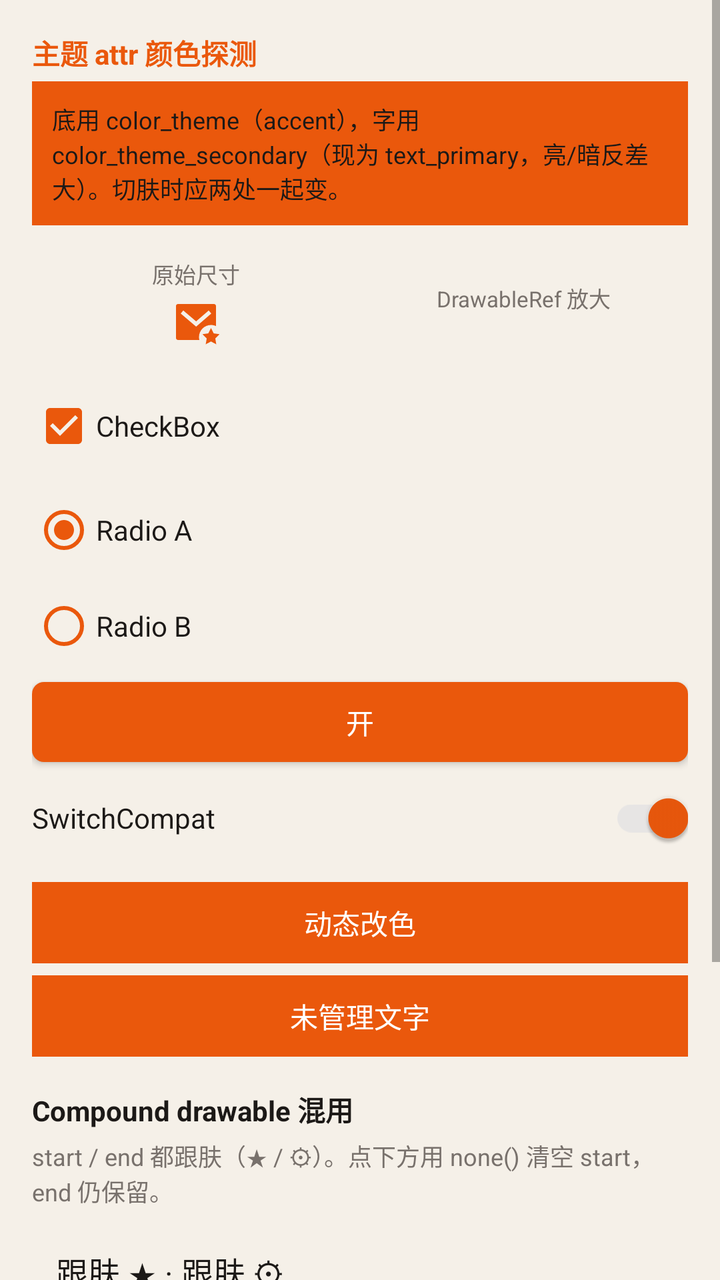
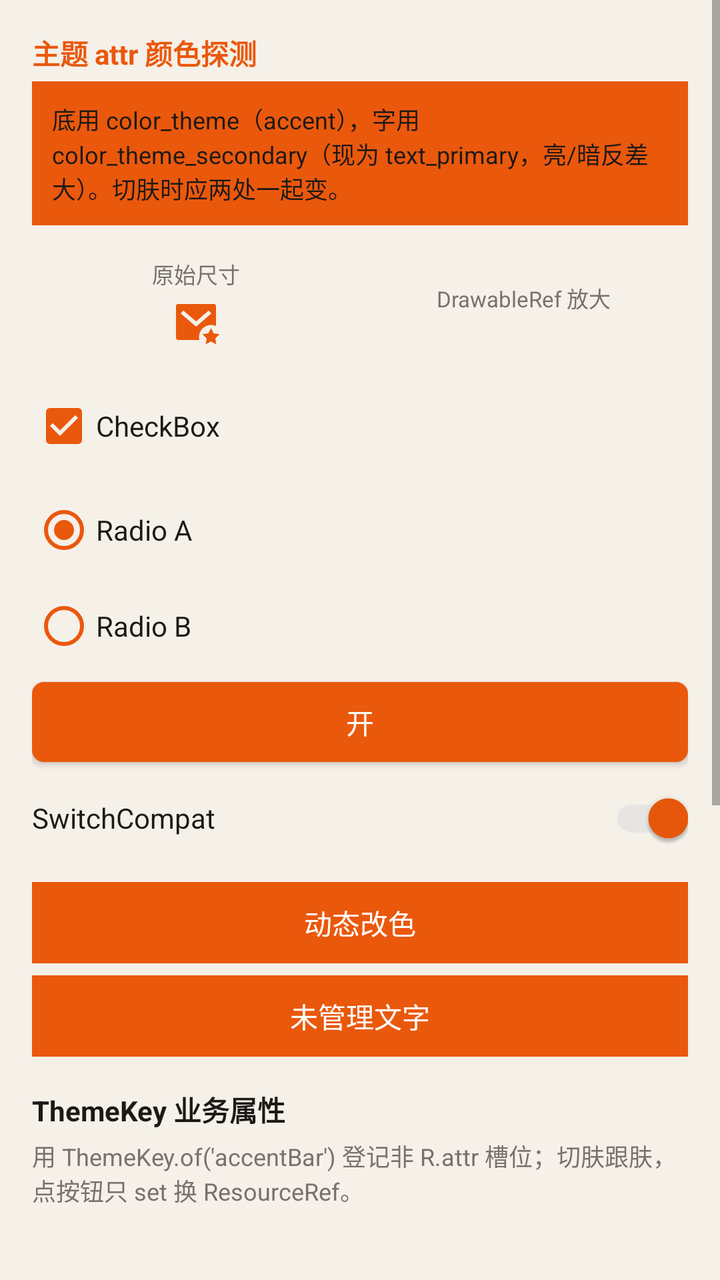

Screens rendered from an Android XML layout before and after an edit, with the pre-edit source and the edit as a unified diff.
<!-- AndroidManifest.xml: application theme Theme.Themeless -->
<!-- res/layout/fragment_demo_widgets.xml -->
<?xml version="1.0" encoding="utf-8"?>
<ScrollView xmlns:android="http://schemas.android.com/apk/res/android"
    xmlns:app="http://schemas.android.com/apk/res-auto"
    android:id="@+id/demoWidgetsRoot"
    android:layout_width="match_parent"
    android:layout_height="match_parent"
    android:background="@color/skin_page_bg"
    android:fillViewport="true">

    <LinearLayout
        android:id="@+id/demoWidgetsContent"
        android:layout_width="match_parent"
        android:layout_height="wrap_content"
        android:background="@android:color/transparent"
        android:orientation="vertical"
        android:padding="16dp">

        <TextView
            android:layout_width="match_parent"
            android:layout_height="wrap_content"
            android:text="@string/theme_demo_attr_ref_title"
            android:textColor="?attr/color_theme"
            android:textSize="14sp"
            android:textStyle="bold" />

        <TextView
            android:layout_width="match_parent"
            android:layout_height="wrap_content"
            android:layout_marginTop="4dp"
            android:background="?attr/color_theme"
            android:padding="10dp"
            android:text="@string/theme_demo_attr_ref_hint"
            android:textColor="?attr/color_theme_secondary"
            android:textSize="12sp" />

        <LinearLayout
            android:layout_width="match_parent"
            android:layout_height="wrap_content"
            android:layout_marginTop="16dp"
            android:gravity="center"
            android:orientation="horizontal">

            <LinearLayout
                android:layout_width="0dp"
                android:layout_height="wrap_content"
                android:layout_weight="1"
                android:gravity="center_horizontal"
                android:orientation="vertical">

                <TextView
                    android:layout_width="wrap_content"
                    android:layout_height="wrap_content"
                    android:text="@string/theme_demo_original"
                    android:textColor="@color/skin_text_secondary"
                    android:textSize="11sp" />

                <ImageView
                    android:id="@+id/themeOriginalIcon"
                    android:layout_width="wrap_content"
                    android:layout_height="wrap_content"
                    android:layout_marginTop="4dp"
                    android:contentDescription="@string/theme_demo_original"
                    android:src="@drawable/mail_star_fill" />
            </LinearLayout>

            <LinearLayout
                android:layout_width="0dp"
                android:layout_height="wrap_content"
                android:layout_weight="1"
                android:gravity="center_horizontal"
                android:orientation="vertical">

                <TextView
                    android:layout_width="wrap_content"
                    android:layout_height="wrap_content"
                    android:text="@string/theme_demo_resized"
                    android:textColor="@color/skin_text_secondary"
                    android:textSize="11sp" />

                <ImageView
                    android:id="@+id/themeSizedIcon"
                    android:layout_width="wrap_content"
                    android:layout_height="wrap_content"
                    android:layout_marginTop="4dp"
                    android:contentDescription="@string/theme_demo_resized"
                    android:scaleType="fitXY" />
            </LinearLayout>
        </LinearLayout>

        <androidx.appcompat.widget.AppCompatCheckBox
            android:id="@+id/themeCheckBox"
            android:layout_width="match_parent"
            android:layout_height="wrap_content"
            android:layout_marginTop="16dp"
            android:checked="true"
            android:text="@string/theme_demo_checkbox"
            android:textColor="@color/skin_text_primary"
            app:buttonTint="@color/skin_accent" />

        <RadioGroup
            android:id="@+id/themeRadioGroup"
            android:layout_width="match_parent"
            android:layout_height="wrap_content"
            android:layout_marginTop="4dp"
            android:orientation="vertical">

            <androidx.appcompat.widget.AppCompatRadioButton
                android:id="@+id/themeRadioA"
                android:layout_width="match_parent"
                android:layout_height="wrap_content"
                android:checked="true"
                android:text="@string/theme_demo_radio_a"
                android:textColor="@color/skin_text_primary"
                app:buttonTint="@color/skin_accent" />

            <androidx.appcompat.widget.AppCompatRadioButton
                android:id="@+id/themeRadioB"
                android:layout_width="match_parent"
                android:layout_height="wrap_content"
                android:text="@string/theme_demo_radio_b"
                android:textColor="@color/skin_text_primary"
                app:buttonTint="@color/skin_accent" />
        </RadioGroup>

        <androidx.appcompat.widget.AppCompatToggleButton
            android:id="@+id/themeToggle"
            android:layout_width="match_parent"
            android:layout_height="40dp"
            android:layout_marginTop="4dp"
            android:background="@drawable/theme_demo_toggle_bg"
            android:backgroundTint="@null"
            android:checked="true"
            android:textColor="@color/theme_demo_toggle_text"
            android:textOff="@string/theme_demo_toggle_off"
            android:textOn="@string/theme_demo_toggle_on"
            app:backgroundTint="@null" />

        <androidx.appcompat.widget.SwitchCompat
            android:id="@+id/themeSwitch"
            android:layout_width="match_parent"
            android:layout_height="wrap_content"
            android:layout_marginTop="4dp"
            android:checked="true"
            android:text="@string/theme_demo_switch"
            android:textColor="@color/skin_text_primary"
            app:thumbTint="@color/skin_accent"
            app:trackTint="@color/skin_divider" />

        <Button
            android:id="@+id/btnThemeDynamic"
            style="@style/Widget.Themeless.Button"
            android:layout_width="match_parent"
            android:layout_height="wrap_content"
            android:layout_marginTop="8dp"
            android:background="@color/skin_button_bg"
            android:backgroundTint="@null"
            android:text="@string/theme_demo_dynamic"
            android:textColor="@color/skin_button_text"
            app:backgroundTint="@null" />

        <Button
            android:id="@+id/btnThemeUnmanaged"
            style="@style/Widget.Themeless.Button"
            android:layout_width="match_parent"
            android:layout_height="wrap_content"
            android:layout_marginTop="6dp"
            android:background="@color/skin_button_bg"
            android:backgroundTint="@null"
            android:text="@string/theme_demo_unmanaged"
            android:textColor="@color/skin_button_text"
            app:backgroundTint="@null" />

        <TextView
            android:layout_width="match_parent"
            android:layout_height="wrap_content"
            android:layout_marginTop="16dp"
            android:text="@string/theme_demo_compound_drawable_title"
            android:textColor="@color/skin_text_primary"
            android:textSize="14sp"
            android:textStyle="bold" />

        <TextView
            android:layout_width="match_parent"
            android:layout_height="wrap_content"
            android:layout_marginTop="4dp"
            android:text="@string/theme_demo_compound_drawable_hint"
            android:textColor="@color/skin_text_secondary"
            android:textSize="12sp" />

        <TextView
            android:id="@+id/themeCompoundMixed"
            android:layout_width="match_parent"
            android:layout_height="wrap_content"
            android:layout_marginTop="8dp"
            android:drawablePadding="10dp"
            android:gravity="center_vertical"
            android:padding="12dp"
            android:text="@string/theme_demo_compound_drawable_label"
            android:textColor="@color/skin_text_primary"
            android:textSize="16sp" />

        <Button
            android:id="@+id/btnThemeCompoundClearStart"
            style="@style/Widget.Themeless.Button"
            android:layout_width="match_parent"
            android:layout_height="wrap_content"
            android:layout_marginTop="6dp"
            android:background="@color/skin_button_bg"
            android:backgroundTint="@null"
            android:text="@string/theme_demo_compound_drawable_clear_start"
            android:textColor="@color/skin_button_text"
            app:backgroundTint="@null" />

        <LinearLayout
            android:id="@+id/themeExtraRows"
            android:layout_width="match_parent"
            android:layout_height="wrap_content"
            android:orientation="vertical" />

        <TextView
            android:layout_width="match_parent"
            android:layout_height="wrap_content"
            android:layout_marginTop="16dp"
            android:text="@string/theme_demo_spannable_title"
            android:textColor="@color/skin_text_primary"
            android:textSize="14sp"
            android:textStyle="bold" />

        <TextView
            android:layout_width="match_parent"
            android:layout_height="wrap_content"
            android:layout_marginTop="4dp"
            android:text="@string/theme_demo_spannable_hint"
            android:textColor="@color/skin_text_secondary"
            android:textSize="12sp" />

        <TextView
            android:id="@+id/themeSpannable"
            android:layout_width="match_parent"
            android:layout_height="wrap_content"
            android:layout_marginTop="8dp"
            android:padding="12dp"
            android:textColor="@color/skin_text_primary"
            android:textSize="16sp" />
    </LinearLayout>
</ScrollView>
<!-- resources referenced by this layout -->
<resources>
  <color name="skin_accent">#FFEA580C</color>
  <color name="skin_button_bg">#FFEA580C</color>
  <color name="skin_button_text">#FFFFFFFF</color>
  <color name="skin_divider">#FFE7E5E4</color>
  <color name="skin_page_bg">#FFF5F0E8</color>
  <color name="skin_text_primary">#FF1C1917</color>
  <color name="skin_text_secondary">#FF78716C</color>
  <!-- drawable theme_demo_toggle_bg (drawable) -->
  <?xml version="1.0" encoding="utf-8"?>
  <selector xmlns:android="http://schemas.android.com/apk/res/android">
      <item android:state_checked="true">
          <shape android:shape="rectangle">
              <solid android:color="@color/skin_accent" />
              <corners android:radius="6dp" />
          </shape>
      </item>
      <item>
          <shape android:shape="rectangle">
              <solid android:color="@color/skin_panel_bg" />
              <stroke
                  android:width="1dp"
                  android:color="@color/skin_divider" />
              <corners android:radius="6dp" />
          </shape>
      </item>
  </selector>
  <string name="theme_demo_attr_ref_hint">底用 color_theme（accent），字用 color_theme_secondary（现为 text_primary，亮/暗反差大）。切肤时应两处一起变。</string>
  <string name="theme_demo_attr_ref_title">主题 attr 颜色探测</string>
  <string name="theme_demo_checkbox">CheckBox</string>
  <string name="theme_demo_compound_drawable_clear_start">用 DrawableRef.none() 清空 start</string>
  <string name="theme_demo_compound_drawable_hint">start / end 都跟肤（★ / ⚙）。点下方用 none() 清空 start，end 仍保留。</string>
  <string name="theme_demo_compound_drawable_label">跟肤 ★ · 跟肤 ⚙</string>
  <string name="theme_demo_compound_drawable_title">Compound drawable 混用</string>
  <string name="theme_demo_dynamic">动态改色</string>
  <string name="theme_demo_original">原始尺寸</string>
  <string name="theme_demo_radio_a">Radio A</string>
  <string name="theme_demo_radio_b">Radio B</string>
  <string name="theme_demo_resized">DrawableRef 放大</string>
  <string name="theme_demo_spannable_hint">一段文字多种颜色取自皮肤，单个 textColor 表达不了；靠 OnViewThemeUpdateListener 在每次主题刷新后整段重建。</string>
  <string name="theme_demo_spannable_title">Spannable 混色跟肤</string>
  <string name="theme_demo_switch">SwitchCompat</string>
  <string name="theme_demo_toggle_off">关</string>
  <string name="theme_demo_toggle_on">开</string>
  <string name="theme_demo_unmanaged">未管理文字</string>
  <style name="Widget.Themeless.Button" parent="Widget.AppCompat.Button">
          <item name="android:background">@color/skin_button_bg</item>
          <item name="android:textColor">@color/skin_button_text</item>
          <item name="backgroundTint">@null</item>
          <item name="android:backgroundTint">@null</item>
          <item name="android:minHeight">40dp</item>
          <item name="android:paddingLeft">12dp</item>
          <item name="android:paddingRight">12dp</item>
          <item name="android:textAllCaps">false</item>
          <item name="android:stateListAnimator">@null</item>
          <item name="android:elevation">0dp</item>
      </style>
  <color name="skin_panel_bg">#FFFFFFFF</color>
  <!-- unchanged entries left out for length: 2 -->
</resources>

<!-- the commit's change to res/layout/fragment_demo_widgets.xml (unified diff, before → after) -->
@@ -174,6 +174,41 @@
             android:layout_width="match_parent"
             android:layout_height="wrap_content"
             android:layout_marginTop="16dp"
+            android:text="@string/theme_demo_theme_key_title"
+            android:textColor="@color/skin_text_primary"
+            android:textSize="14sp"
+            android:textStyle="bold" />
+
+        <TextView
+            android:layout_width="match_parent"
+            android:layout_height="wrap_content"
+            android:layout_marginTop="4dp"
+            android:text="@string/theme_demo_theme_key_hint"
+            android:textColor="@color/skin_text_secondary"
+            android:textSize="12sp" />
+
+        <View
+            android:id="@+id/themeKeyAccentBar"
+            android:layout_width="match_parent"
+            android:layout_height="36dp"
+            android:layout_marginTop="8dp" />
+
+        <Button
+            android:id="@+id/btnThemeKeyToggle"
+            style="@style/Widget.Themeless.Button"
+            android:layout_width="match_parent"
+            android:layout_height="wrap_content"
+            android:layout_marginTop="6dp"
+            android:background="@color/skin_button_bg"
+            android:backgroundTint="@null"
+            android:text="@string/theme_demo_theme_key_toggle"
+            android:textColor="@color/skin_button_text"
+            app:backgroundTint="@null" />
+
+        <TextView
+            android:layout_width="match_parent"
+            android:layout_height="wrap_content"
+            android:layout_marginTop="16dp"
             android:text="@string/theme_demo_compound_drawable_title"
             android:textColor="@color/skin_text_primary"
             android:textSize="14sp"
<!-- resource entries referenced after the edit -->
@@ -41,6 +41,9 @@
   <string name="theme_demo_spannable_hint">一段文字多种颜色取自皮肤，单个 textColor 表达不了；靠 OnViewThemeUpdateListener 在每次主题刷新后整段重建。</string>
   <string name="theme_demo_spannable_title">Spannable 混色跟肤</string>
   <string name="theme_demo_switch">SwitchCompat</string>
+  <string name="theme_demo_theme_key_hint">用 ThemeKey.of(\'accentBar\') 登记非 R.attr 槽位；切肤跟肤，点按钮只 set 换 ResourceRef。</string>
+  <string name="theme_demo_theme_key_title">ThemeKey 业务属性</string>
+  <string name="theme_demo_theme_key_toggle">切换 ThemeKey 色（accent ↔ panel）</string>
   <string name="theme_demo_toggle_off">关</string>
   <string name="theme_demo_toggle_on">开</string>
   <string name="theme_demo_unmanaged">未管理文字</string>
